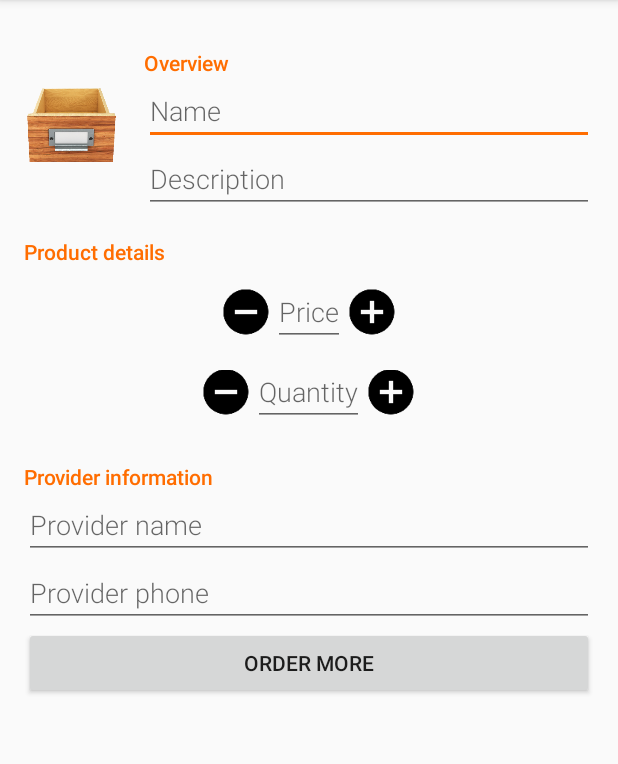
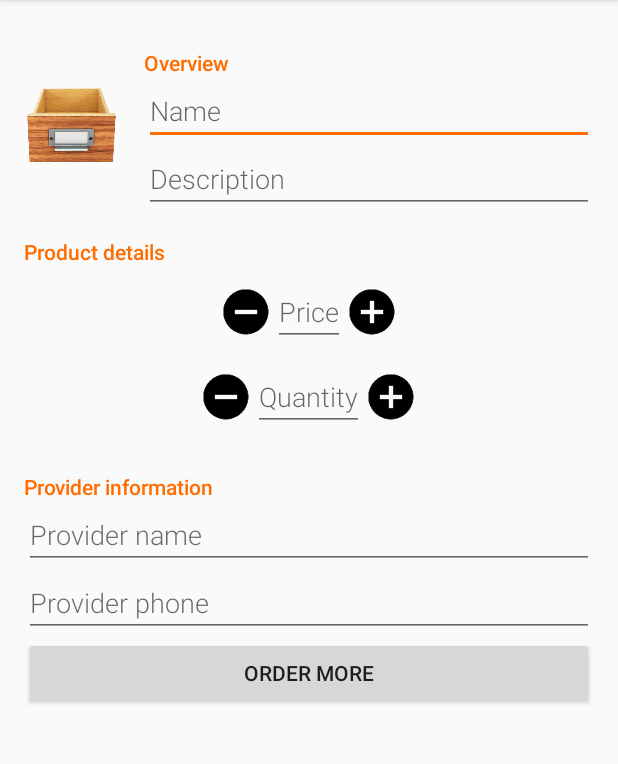
Before and after one commit to VIcuko/Android-InventoryApp, an Android app: the EditorActivity screen opened directly, with no data from a screen before it, on a phone screen of 412 x 824 dp, the part 84-848 px from its top. Run offline under Robolectric (Android 15) with nearby library versions, the phone set to English and light mode, and no system bars.

Commit message:
update minor changes in editor activity layout

```diff
--- a/app/src/main/res/layout/activity_editor.xml
+++ b/app/src/main/res/layout/activity_editor.xml
@@ -114,6 +114,7 @@
 
             <ImageButton
                 android:id="@+id/plus_quantity_button"
+                android:layout_marginTop="@dimen/vertical_padding"
                 android:layout_width="@dimen/sum_button_side"
                 android:layout_height="@dimen/sum_button_side"
                 android:layout_centerVertical="true"
```
Also changed, not shown: app/src/main/res/drawable-hdpi/ic_add_inventory.png, app/src/main/res/drawable-mdpi/ic_add_inventory.png, app/src/main/res/drawable-xhdpi/ic_add_inventory.png, app/src/main/res/drawable-xxhdpi/ic_add_inventory.png, app/src/main/res/drawable-xxxhdpi/ic_add_inventory.png.
